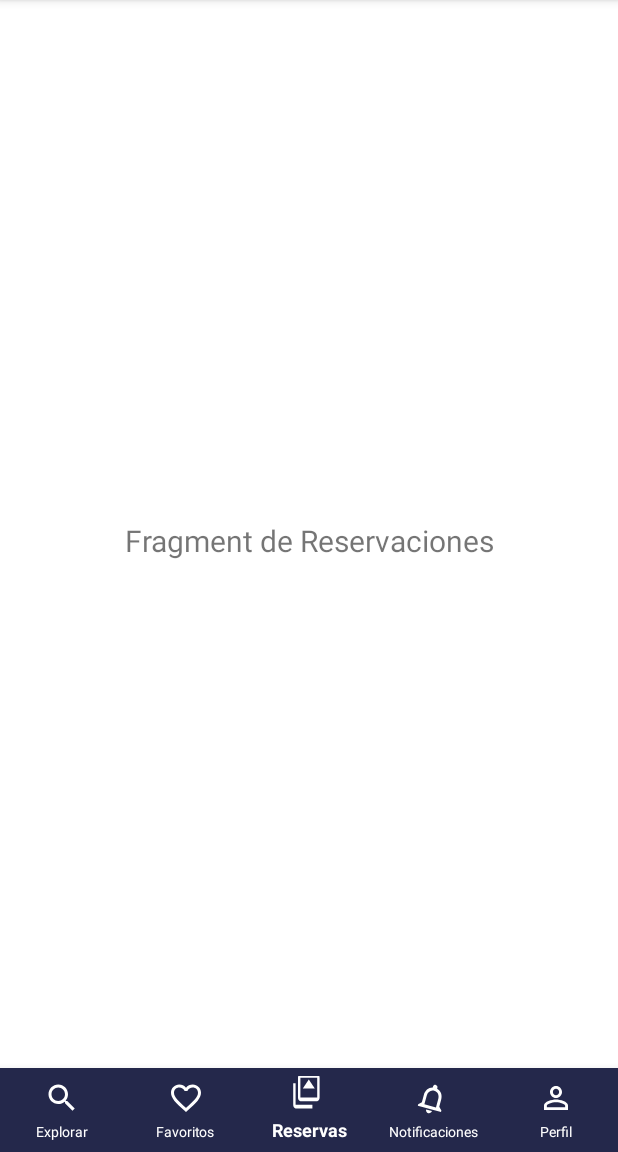
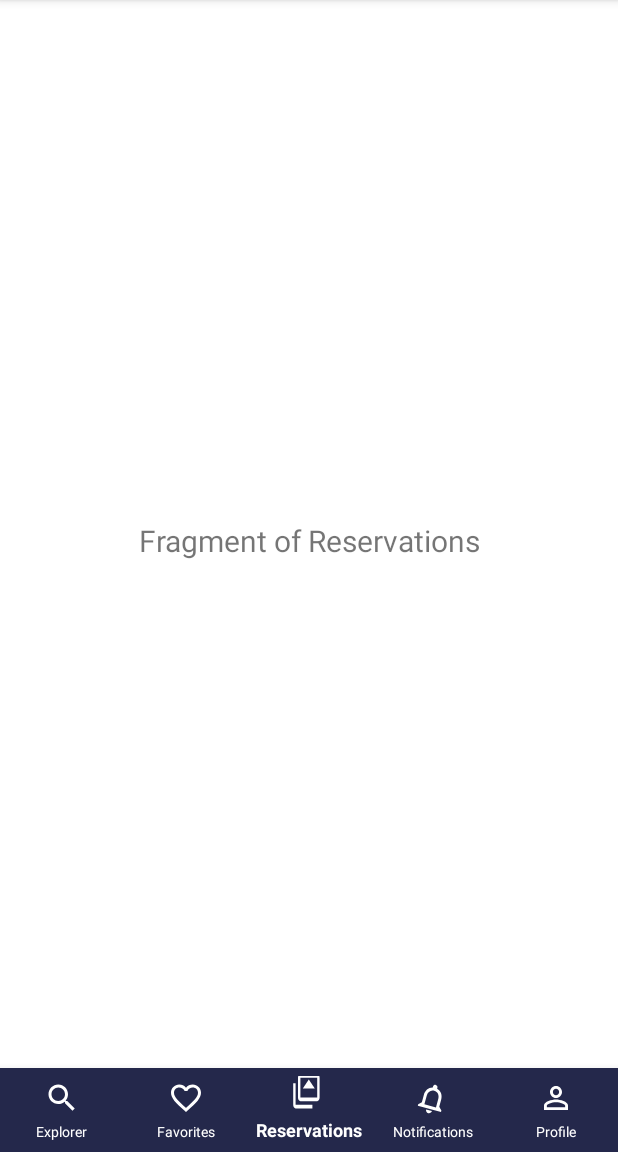
Before and after one commit to DavidVillalobos/tours-mobile, an Android app: the ReservationsFragment screen opened through its navigation route, on a phone screen of 412 x 824 dp, the part 84-1236 px from its top. Run offline under Robolectric (Android 15) with nearby library versions, the phone set to English and light mode, and no system bars; our stand-ins replace navigation-ui.

Commit message:
Add English Language

```diff
--- a/src/app/src/main/res/values/strings.xml
+++ b/src/app/src/main/res/values/strings.xml
@@ -1,17 +1,17 @@
 <resources>
     <string name="app_name">GetYourTour</string>
-    <string name="title_explore">Explorar</string>
-    <string name="title_favorites">Favoritos</string>
-    <string name="title_reservations">Reservas</string>
-    <string name="title_notifications">Notificaciones</string>
-    <string name="title_profile">Perfil</string>
-    <string name="data_format">dd/mm/yyyy</string>
-    <string name="label_price">Desde</string>
+    <string name="title_explore">Explorer</string>
+    <string name="title_favorites">Favorites</string>
+    <string name="title_reservations">Reservations</string>
+    <string name="title_notifications">Notifications</string>
+    <string name="title_profile">Profile</string>
+    <string name="data_format">dd/mm/aaaa</string>
+    <string name="label_price">From</string>
     <string name="label_coin">$</string>
-    <string name="label_reviews">Opiniones</string>
-    <string name="label_button_search">Buscar</string>
-    <string name="text_fragment_favorites">Fragment de Favoritos</string>
-    <string name="text_fragment_notifications">Fragment de Notificaciones</string>
-    <string name="text_fragment_profile">Fragment de Perfil</string>
-    <string name="text_fragment_reservations">Fragment de Reservaciones</string>
+    <string name="label_reviews">Reviews</string>
+    <string name="label_button_search">Search</string>
+    <string name="text_fragment_favorites">Fragment of Favorites</string>
+    <string name="text_fragment_notifications">Fragment of Notifications</string>
+    <string name="text_fragment_profile">Fragment of Profile</string>
+    <string name="text_fragment_reservations">Fragment of Reservations</string>
 </resources>
```
Also changed, not shown: 1 other file.
